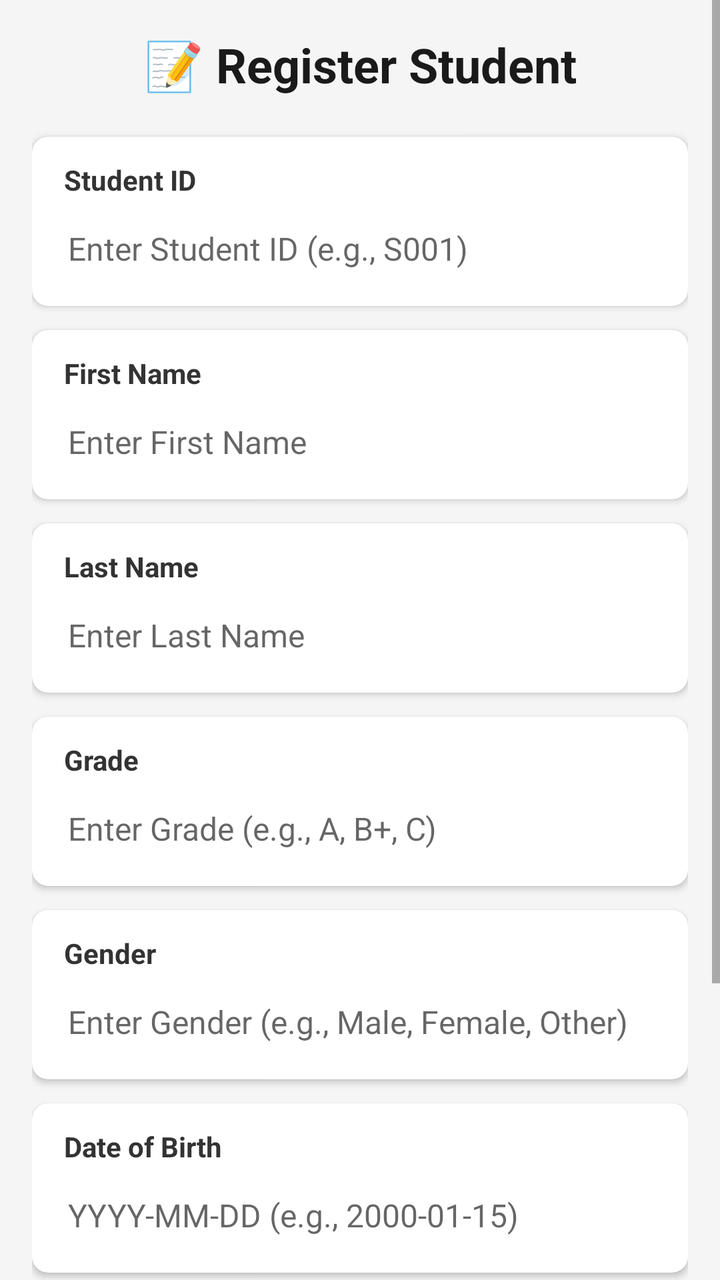
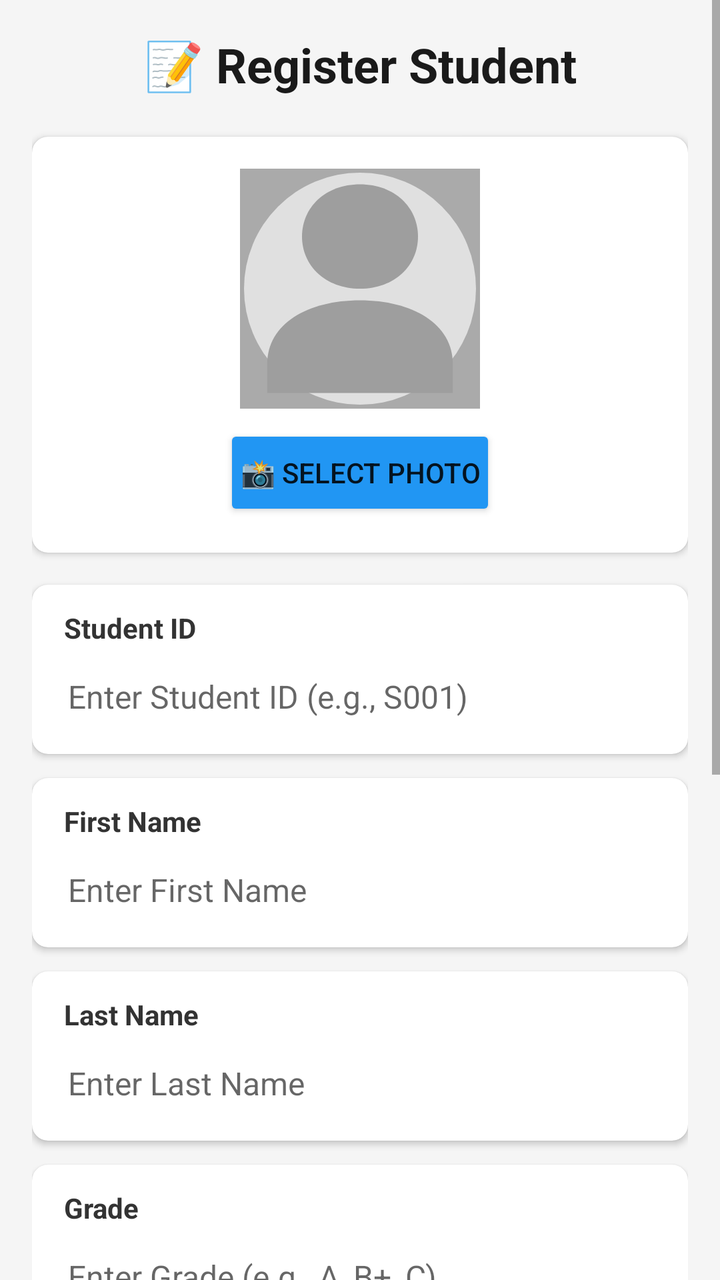

An Android layout rendered at two revisions. The XML below is the earlier revision; the diff shows what the commit changed to produce the second picture.
<!-- AndroidManifest.xml: application theme Theme.AppCompat.Light.DarkActionBar -->
<!-- res/layout/activity_student_registration.xml -->
<?xml version="1.0" encoding="utf-8"?>
<RelativeLayout xmlns:android="http://schemas.android.com/apk/res/android"
    xmlns:app="http://schemas.android.com/apk/res-auto"
    android:layout_width="match_parent"
    android:layout_height="match_parent"
    android:background="#F5F5F5">

  <ScrollView
      android:id="@+id/scrollView"
      android:layout_width="match_parent"
      android:layout_height="match_parent"
      android:fillViewport="true"
      android:scrollbars="vertical"
      android:isScrollContainer="true">

    <LinearLayout
        android:layout_width="match_parent"
        android:layout_height="wrap_content"
        android:orientation="vertical"
        android:padding="16dp"
        android:paddingBottom="80dp">

      
      <TextView
          android:layout_width="match_parent"
          android:layout_height="wrap_content"
          android:text="📝 Register Student"
          android:textSize="24sp"
          android:textStyle="bold"
          android:textColor="#1A1A1A"
          android:gravity="center"
          android:layout_marginBottom="20dp" />

      
      <androidx.cardview.widget.CardView
          android:layout_width="match_parent"
          android:layout_height="wrap_content"
          app:cardCornerRadius="8dp"
          app:cardElevation="2dp"
          android:layout_marginBottom="12dp">

        <LinearLayout
            android:layout_width="match_parent"
            android:layout_height="wrap_content"
            android:orientation="vertical"
            android:padding="4dp">

          <TextView
              android:layout_width="match_parent"
              android:layout_height="wrap_content"
              android:text="Student ID"
              android:textSize="14sp"
              android:textStyle="bold"
              android:textColor="#333333"
              android:layout_marginStart="12dp"
              android:layout_marginTop="8dp" />

          <EditText
              android:id="@+id/etStudentId"
              android:layout_width="match_parent"
              android:layout_height="wrap_content"
              android:hint="Enter Student ID (e.g., S001)"
              android:inputType="text"
              android:padding="14dp"
              android:background="@android:color/transparent"
              android:textSize="16sp" />

        </LinearLayout>
      </androidx.cardview.widget.CardView>

      
      <androidx.cardview.widget.CardView
          android:layout_width="match_parent"
          android:layout_height="wrap_content"
          app:cardCornerRadius="8dp"
          app:cardElevation="2dp"
          android:layout_marginBottom="12dp">

        <LinearLayout
            android:layout_width="match_parent"
            android:layout_height="wrap_content"
            android:orientation="vertical"
            android:padding="4dp">

          <TextView
              android:layout_width="match_parent"
              android:layout_height="wrap_content"
              android:text="First Name"
              android:textSize="14sp"
              android:textStyle="bold"
              android:textColor="#333333"
              android:layout_marginStart="12dp"
              android:layout_marginTop="8dp" />

          <EditText
              android:id="@+id/etFirstName"
              android:layout_width="match_parent"
              android:layout_height="wrap_content"
              android:hint="Enter First Name"
              android:inputType="textPersonName"
              android:padding="14dp"
              android:background="@android:color/transparent"
              android:textSize="16sp" />

        </LinearLayout>
      </androidx.cardview.widget.CardView>

      
      <androidx.cardview.widget.CardView
          android:layout_width="match_parent"
          android:layout_height="wrap_content"
          app:cardCornerRadius="8dp"
          app:cardElevation="2dp"
          android:layout_marginBottom="12dp">

        <LinearLayout
            android:layout_width="match_parent"
            android:layout_height="wrap_content"
            android:orientation="vertical"
            android:padding="4dp">

          <TextView
              android:layout_width="match_parent"
              android:layout_height="wrap_content"
              android:text="Last Name"
              android:textSize="14sp"
              android:textStyle="bold"
              android:textColor="#333333"
              android:layout_marginStart="12dp"
              android:layout_marginTop="8dp" />

          <EditText
              android:id="@+id/etLastName"
              android:layout_width="match_parent"
              android:layout_height="wrap_content"
              android:hint="Enter Last Name"
              android:inputType="textPersonName"
              android:padding="14dp"
              android:background="@android:color/transparent"
              android:textSize="16sp" />

        </LinearLayout>
      </androidx.cardview.widget.CardView>

      
      <androidx.cardview.widget.CardView
          android:layout_width="match_parent"
          android:layout_height="wrap_content"
          app:cardCornerRadius="8dp"
          app:cardElevation="2dp"
          android:layout_marginBottom="12dp">

        <LinearLayout
            android:layout_width="match_parent"
            android:layout_height="wrap_content"
            android:orientation="vertical"
            android:padding="4dp">

          <TextView
              android:layout_width="match_parent"
              android:layout_height="wrap_content"
              android:text="Grade"
              android:textSize="14sp"
              android:textStyle="bold"
              android:textColor="#333333"
              android:layout_marginStart="12dp"
              android:layout_marginTop="8dp" />

          <EditText
              android:id="@+id/etGrade"
              android:layout_width="match_parent"
              android:layout_height="wrap_content"
              android:hint="Enter Grade (e.g., A, B+, C)"
              android:inputType="text"
              android:padding="14dp"
              android:background="@android:color/transparent"
              android:textSize="16sp" />

        </LinearLayout>
      </androidx.cardview.widget.CardView>

      
      <androidx.cardview.widget.CardView
          android:layout_width="match_parent"
          android:layout_height="wrap_content"
          app:cardCornerRadius="8dp"
          app:cardElevation="2dp"
          android:layout_marginBottom="12dp">

        <LinearLayout
            android:layout_width="match_parent"
            android:layout_height="wrap_content"
            android:orientation="vertical"
            android:padding="4dp">

          <TextView
              android:layout_width="match_parent"
              android:layout_height="wrap_content"
              android:text="Gender"
              android:textSize="14sp"
              android:textStyle="bold"
              android:textColor="#333333"
              android:layout_marginStart="12dp"
              android:layout_marginTop="8dp" />

          <EditText
              android:id="@+id/etGender"
              android:layout_width="match_parent"
              android:layout_height="wrap_content"
              android:hint="Enter Gender (e.g., Male, Female, Other)"
              android:inputType="text"
              android:padding="14dp"
              android:background="@android:color/transparent"
              android:textSize="16sp" />

        </LinearLayout>
      </androidx.cardview.widget.CardView>

      
      <androidx.cardview.widget.CardView
          android:layout_width="match_parent"
          android:layout_height="wrap_content"
          app:cardCornerRadius="8dp"
          app:cardElevation="2dp"
          android:layout_marginBottom="12dp">

        <LinearLayout
            android:layout_width="match_parent"
            android:layout_height="wrap_content"
            android:orientation="vertical"
            android:padding="4dp">

          <TextView
              android:layout_width="match_parent"
              android:layout_height="wrap_content"
              android:text="Date of Birth"
              android:textSize="14sp"
              android:textStyle="bold"
              android:textColor="#333333"
              android:layout_marginStart="12dp"
              android:layout_marginTop="8dp" />

          <EditText
              android:id="@+id/etDateOfBirth"
              android:layout_width="match_parent"
              android:layout_height="wrap_content"
              android:hint="YYYY-MM-DD (e.g., 2000-01-15)"
              android:inputType="date"
              android:padding="14dp"
              android:background="@android:color/transparent"
              android:textSize="16sp" />

        </LinearLayout>
      </androidx.cardview.widget.CardView>

      
      <androidx.cardview.widget.CardView
          android:layout_width="match_parent"
          android:layout_height="wrap_content"
          app:cardCornerRadius="8dp"
          app:cardElevation="2dp"
          android:layout_marginBottom="20dp">

        <LinearLayout
            android:layout_width="match_parent"
            android:layout_height="wrap_content"
            android:orientation="vertical"
            android:padding="4dp">

          <TextView
              android:layout_width="match_parent"
              android:layout_height="wrap_content"
              android:text="Phone Number"
              android:textSize="14sp"
              android:textStyle="bold"
              android:textColor="#333333"
              android:layout_marginStart="12dp"
              android:layout_marginTop="8dp" />

          <EditText
              android:id="@+id/etPhone"
              android:layout_width="match_parent"
              android:layout_height="wrap_content"
              android:hint="Enter Phone Number"
              android:inputType="phone"
              android:padding="14dp"
              android:background="@android:color/transparent"
              android:textSize="16sp" />

        </LinearLayout>
      </androidx.cardview.widget.CardView>

      
      <Button
          android:id="@+id/btnSave"
          android:layout_width="match_parent"
          android:layout_height="wrap_content"
          android:text="💾 SAVE STUDENT"
          android:textSize="18sp"
          android:textStyle="bold"
          android:textColor="@android:color/white"
          android:backgroundTint="#2196F3"
          android:padding="16dp"
          android:layout_marginTop="8dp" />

    </LinearLayout>
  </ScrollView>
</RelativeLayout>
<!-- resources referenced by this layout -->
<resources>

</resources>

<!-- the commit's change to res/layout/activity_student_registration.xml (unified diff, before → after) -->
@@ -37,6 +37,43 @@
           android:layout_height="wrap_content"
           app:cardCornerRadius="8dp"
           app:cardElevation="2dp"
+          android:layout_marginBottom="16dp">
+
+        <LinearLayout
+            android:layout_width="match_parent"
+            android:layout_height="wrap_content"
+            android:orientation="vertical"
+            android:gravity="center"
+            android:padding="16dp">
+
+          <ImageView
+              android:id="@+id/ivProfileImage"
+              android:layout_width="120dp"
+              android:layout_height="120dp"
+              android:src="@drawable/ic_default_profile"
+              android:scaleType="centerCrop"
+              android:layout_marginBottom="8dp"
+              android:background="@android:color/darker_gray"
+              android:padding="2dp" />
+
+          <Button
+              android:id="@+id/btnSelectImage"
+              android:layout_width="wrap_content"
+              android:layout_height="wrap_content"
+              android:text="📸 Select Photo"
+              android:textSize="14sp"
+              android:backgroundTint="#2196F3"
+              android:padding="8dp" />
+
+        </LinearLayout>
+      </androidx.cardview.widget.CardView>
+
+      
+      <androidx.cardview.widget.CardView
+          android:layout_width="match_parent"
+          android:layout_height="wrap_content"
+          app:cardCornerRadius="8dp"
+          app:cardElevation="2dp"
           android:layout_marginBottom="12dp">
 
         <LinearLayout
<!-- resource entries referenced after the edit -->
@@ -1,5 +1,27 @@
 <!-- resources referenced by this layout -->
 <resources>
-
+  <!-- drawable ic_default_profile (drawable) -->
+  <?xml version="1.0" encoding="utf-8"?>
+  <vector xmlns:android="http://schemas.android.com/apk/res/android"
+      android:width="200dp"
+      android:height="200dp"
+      android:viewportWidth="200"
+      android:viewportHeight="200">
+  
+      
+      <path
+          android:fillColor="#E0E0E0"
+          android:pathData="M100,100m-100,0a100,100 0,1 1,200 0a100,100 0,1 1,-200 0" />
+  
+      
+      <path
+          android:fillColor="#9E9E9E"
+          android:pathData="M100,100 C70,100 50,80 50,55 C50,30 70,10 100,10 C130,10 150,30 150,55 C150,80 130,100 100,100 Z" />
+  
+      <path
+          android:fillColor="#9E9E9E"
+          android:pathData="M100,110 C55,110 20,130 20,165 L20,190 L180,190 L180,165 C180,130 145,110 100,110 Z" />
+  
+  </vector>
 </resources>
 
